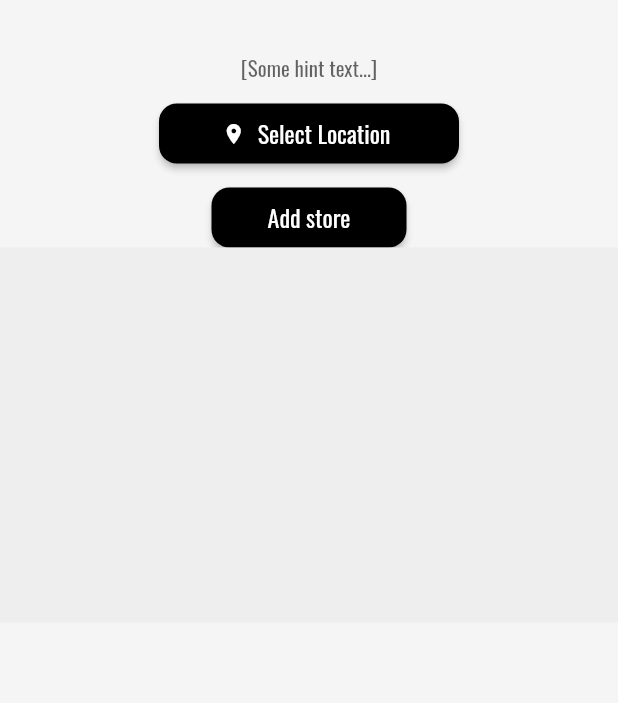
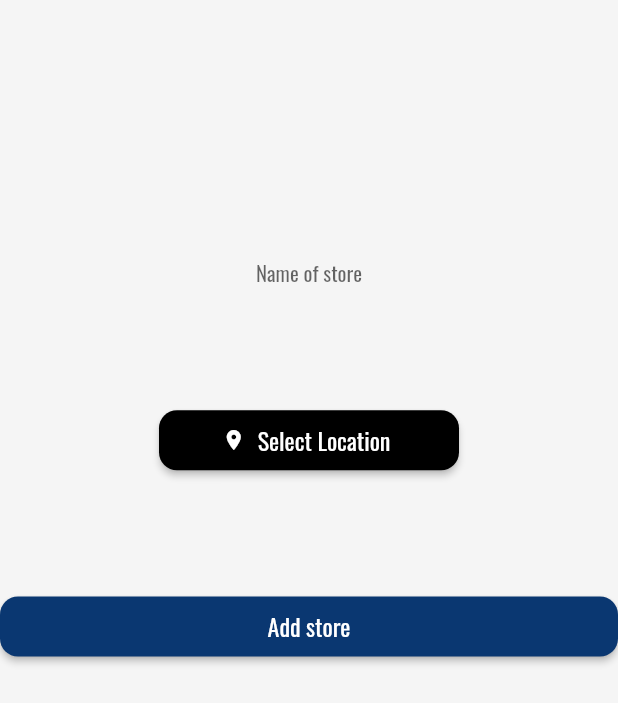
Before and after one commit to dmitnik/flutterflow, a Flutter app: the MyStoresWidget screen opened directly, on a phone screen of 412 x 824 dp. Shown: the top 703 px of the screen. Run offline on Flutter 3.47's test engine with Material 2 defaults, Android fonts, the phone set to English and light mode, and no system bars; drawn by our look-alikes of auto_size_text; our stand-ins replace built_collection, built_value, cached_network_image, cloud_firestore, easy_debounce, firebase_auth and 14 more; missing offline and left inert: flutter_barcode_scanner, flutter_google_places, google_api_headers, google_maps_webservice, json_path; accounts and stored records are empty; generated files the repository leaves out were written again.

Commit message:
Updating to latest FlutterFlow output.

```diff
--- a/lib/my_stores/my_stores_widget.dart
+++ b/lib/my_stores/my_stores_widget.dart
@@ -40,7 +40,7 @@ class _MyStoresWidgetState extends State<MyStoresWidget> {
           onTap: () => FocusScope.of(context).unfocus(),
           child: Column(
             mainAxisSize: MainAxisSize.max,
-            mainAxisAlignment: MainAxisAlignment.start,
+            mainAxisAlignment: MainAxisAlignment.spaceEvenly,
             children: [
               AuthUserStreamWidget(
                 child: Text(
@@ -52,7 +52,7 @@ class _MyStoresWidgetState extends State<MyStoresWidget> {
                 controller: textController,
                 obscureText: false,
                 decoration: InputDecoration(
-                  hintText: '[Some hint text...]',
+                  hintText: 'Name of store',
                   enabledBorder: UnderlineInputBorder(
                     borderSide: BorderSide(
                       color: Color(0x00000000),
@@ -118,9 +118,9 @@ class _MyStoresWidgetState extends State<MyStoresWidget> {
                   },
                   text: 'Add store',
                   options: FFButtonOptions(
-                    width: 130,
+                    width: double.infinity,
                     height: 40,
-                    color: FlutterFlowTheme.of(context).primaryColor,
+                    color: FlutterFlowTheme.of(context).links,
                     textStyle: FlutterFlowTheme.of(context).subtitle2.override(
                           fontFamily: 'Oswald',
                           color: Colors.white,
@@ -139,10 +139,12 @@ class _MyStoresWidgetState extends State<MyStoresWidget> {
                 decoration: BoxDecoration(
                   color: Color(0xFFEEEEEE),
                 ),
+                child: Padding(
+                  padding: EdgeInsetsDirectional.fromSTEB(0, 4, 0, 0),
                   child: StreamBuilder<List<StoresRecord>>(
                     stream: queryStoresRecord(
-                    queryBuilder: (storesRecord) => storesRecord.where('owner',
-                        isEqualTo: currentUserReference),
+                      queryBuilder: (storesRecord) => storesRecord
+                          .where('owner', isEqualTo: currentUserReference),
                     ),
                     builder: (context, snapshot) {
                       // Customize what your widget looks like when it's loading.
@@ -158,7 +160,8 @@ class _MyStoresWidgetState extends State<MyStoresWidget> {
                           ),
                         );
                       }
-                    List<StoresRecord> listViewStoresRecordList = snapshot.data;
+                      List<StoresRecord> listViewStoresRecordList =
+                          snapshot.data;
                       return ListView.builder(
                         padding: EdgeInsets.zero,
                         scrollDirection: Axis.vertical,
@@ -201,6 +204,7 @@ class _MyStoresWidgetState extends State<MyStoresWidget> {
                     },
                   ),
                 ),
+              ),
             ],
           ),
         ),
```
Lines whose indentation alone changed are shown as unchanged.
